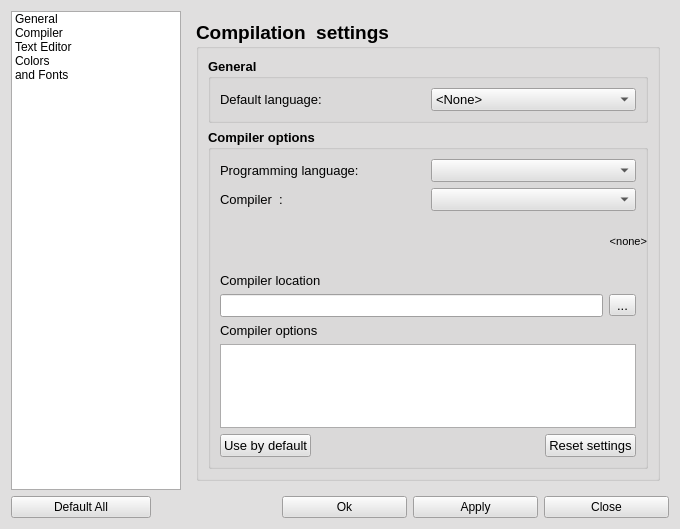
Qt form src/optionsdialog.ui (PLLUG/kuzya) before a commit.
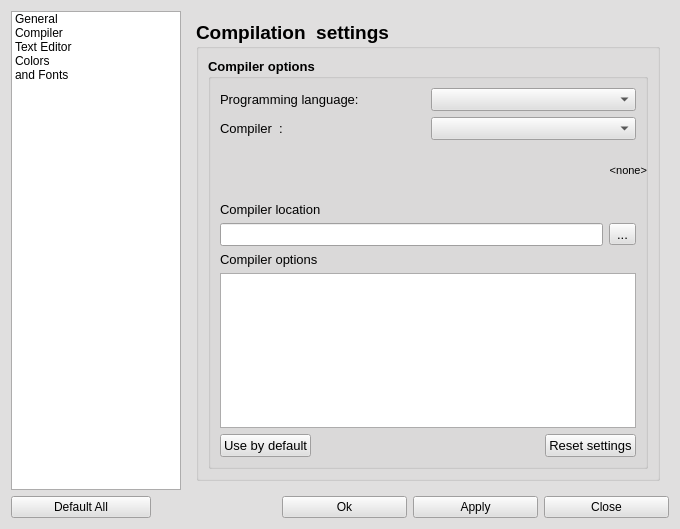
The same form after that commit. The open tabs and pages were chosen to show the change. Icons and pictures are not drawn.

Commit message: The code has been cleared from unnecessary comments and debug output. Removed unused options in optionsdialog.*.

```diff
--- a/src/optionsdialog.ui
+++ b/src/optionsdialog.ui
@@ -890,98 +890,6 @@
           <string>Compilation  settings</string>
          </property>
          <layout class="QVBoxLayout" name="verticalLayout">
-          <item>
-           <widget class="QGroupBox" name="generalGroupBox">
-            <property name="font">
-             <font>
-              <pointsize>10</pointsize>
-              <weight>75</weight>
-              <bold>true</bold>
-             </font>
-            </property>
-            <property name="title">
-             <string>General</string>
-            </property>
-            <layout class="QGridLayout" name="gridLayout">
-             <item row="1" column="0">
-              <layout class="QHBoxLayout" name="horizontalLayout_7">
-               <item>
-                <layout class="QHBoxLayout" name="horizontalLayout_8">
-                 <item>
-                  <widget class="QLabel" name="label">
-                   <property name="font">
-                    <font>
-                     <weight>50</weight>
-                     <bold>false</bold>
-                    </font>
-                   </property>
-                   <property name="text">
-                    <string>Default language:</string>
-                   </property>
-                  </widget>
-                 </item>
-                 <item>
-                  <widget class="QLabel" name="label_2">
-                   <property name="font">
-                    <font>
-                     <weight>50</weight>
-                     <bold>false</bold>
-                    </font>
-                   </property>
-                   <property name="text">
-                    <string/>
-                   </property>
-                   <property name="pixmap">
-                    <pixmap resource="images.qrc">:/menu/images/help.png</pixmap>
-                   </property>
-                  </widget>
-                 </item>
-                </layout>
-               </item>
-               <item>
-                <widget class="QComboBox" name="defaultLanguageComboBox">
-                 <property name="font">
-                  <font>
-                   <weight>50</weight>
-                   <bold>false</bold>
-                  </font>
-                 </property>
-                 <property name="editable">
-                  <bool>false</bool>
-                 </property>
-                 <property name="currentText">
-                  <string>&lt;None&gt;</string>
-                 </property>
-                 <property name="currentIndex">
-                  <number>0</number>
-                 </property>
-                 <item>
-                  <property name="text">
-                   <string>&lt;None&gt;</string>
-                  </property>
-                 </item>
-                 <item>
-                  <property name="text">
-                   <string>c++</string>
-                  </property>
-                 </item>
-                 <item>
-                  <property name="text">
-                   <string>obj-c</string>
-                  </property>
-                 </item>
-                 <item>
-                  <property name="text">
-                   <string>pascal</string>
-                  </property>
-                 </item>
-                </widget>
-               </item>
-              </layout>
-             </item>
-            </layout>
-           </widget>
-          </item>
           <item>
            <widget class="QGroupBox" name="compilerOptionsGgroupBox">
             <property name="font">
```
Left out of the diff: 80 changed lines with no effect on the pictures. The commit also changes 7 other files.
